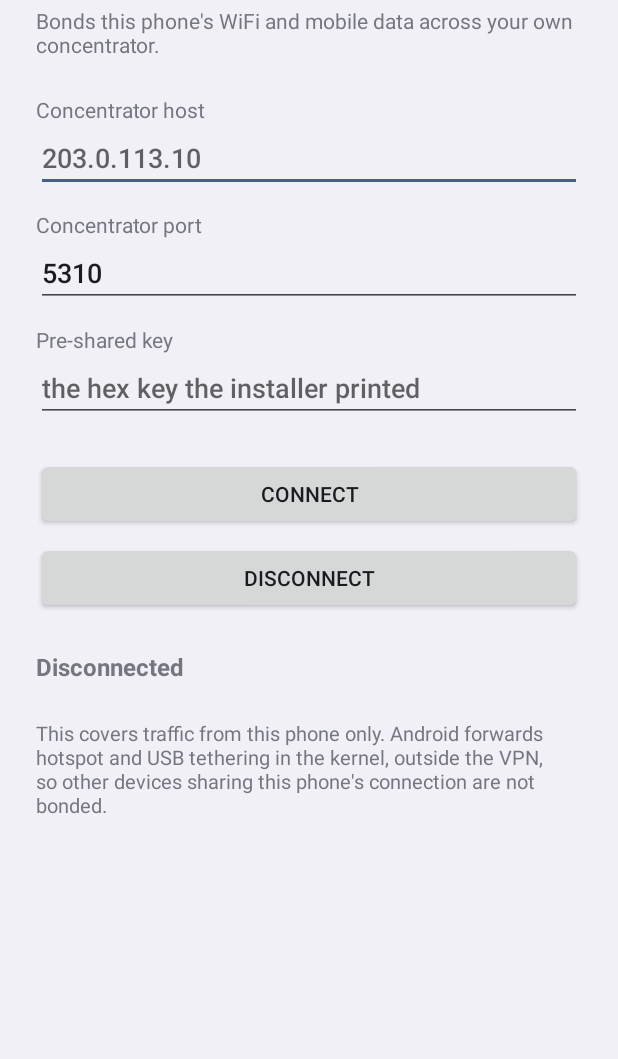
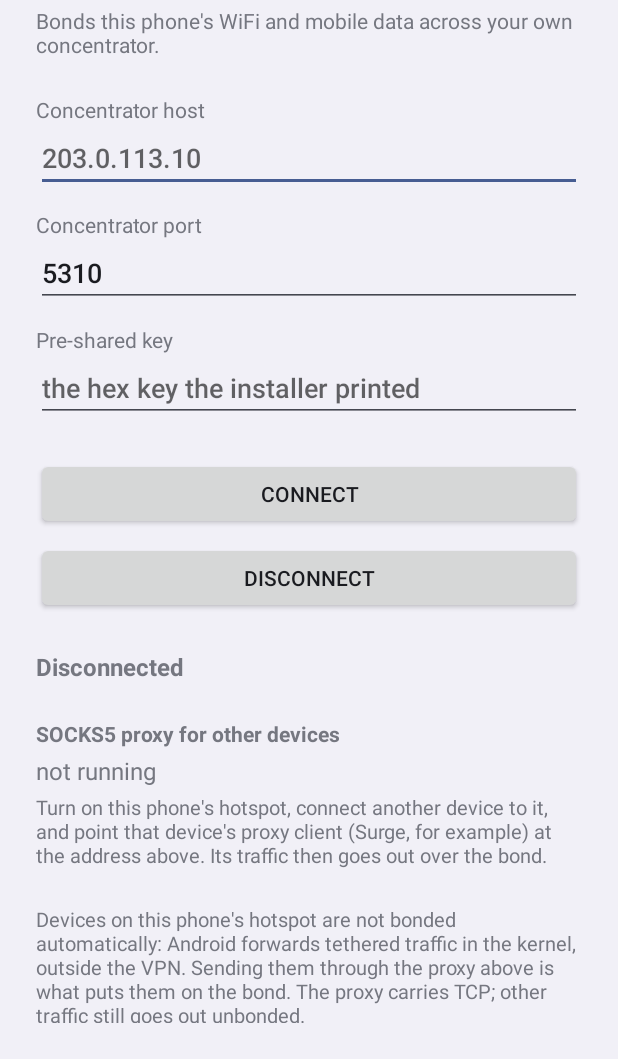
Before and after one commit to aegisdigitalsolutions/turbobond, an Android app: the screen it shows after launch (MainActivity), on a phone screen of 412 x 824 dp, the part 177-1236 px from its top. Run offline under Robolectric (Android 15) with nearby library versions, the phone set to English and light mode, and no system bars.

Commit message:
Serve the proxy from the app and say where to point other devices
Starts the proxy alongside the tunnel and shows its address on screen, since
the phone's hotspot address is the one another device has to use and it is not
the address shown anywhere else in Android.

The proxy's onward sockets are deliberately left unprotected. Protecting them
would send those connections out over a single radio, unbonded, which is the
one outcome that would make the proxy pointless while still appearing to work.

Documents the Surge profile for iOS and iPadOS, and states that the proxy
carries TCP only.

Co-authored-by: aegisdigitalsolutions <aegisdigitalsolutions@users.noreply.github.com>

```diff
--- a/android/app/src/main/kotlin/com/aegisdigital/turbobond/MainActivity.kt
+++ b/android/app/src/main/kotlin/com/aegisdigital/turbobond/MainActivity.kt
@@ -23,11 +23,17 @@ class MainActivity : Activity() {
     private lateinit var port: EditText
     private lateinit var psk: EditText
     private lateinit var status: TextView
+    private lateinit var proxy: TextView
 
     private val statusReceiver = object : BroadcastReceiver() {
         override fun onReceive(context: Context?, intent: Intent?) {
             status.text = intent?.getStringExtra(Status.EXTRA) ?: Status.latest
+            showProxy()
         }
+    }
+
+    private fun showProxy() {
+        proxy.text = Status.proxyAddress.ifBlank { "not running" }
     }
 
     override fun onCreate(savedInstanceState: Bundle?) {
@@ -38,12 +44,14 @@ class MainActivity : Activity() {
         port = findViewById(R.id.port)
         psk = findViewById(R.id.psk)
         status = findViewById(R.id.status)
+        proxy = findViewById(R.id.proxy)
 
         val saved = Settings.load(this)
         host.setText(saved.host)
         port.setText(saved.port.toString())
         psk.setText(saved.psk)
         status.text = Status.latest
+        showProxy()
 
         findViewById<Button>(R.id.connect).setOnClickListener { connect() }
         findViewById<Button>(R.id.disconnect).setOnClickListener {
@@ -61,6 +69,7 @@ class MainActivity : Activity() {
             registerReceiver(statusReceiver, filter)
         }
         status.text = Status.latest
+        showProxy()
     }
 
     override fun onPause() {
--- a/android/app/src/main/res/layout/activity_main.xml
+++ b/android/app/src/main/res/layout/activity_main.xml
@@ -91,6 +91,28 @@
             android:layout_width="match_parent"
             android:layout_height="wrap_content"
             android:layout_marginTop="24dp"
+            android:text="@string/proxy_heading"
+            android:textStyle="bold" />
+
+        <TextView
+            android:id="@+id/proxy"
+            android:layout_width="match_parent"
+            android:layout_height="wrap_content"
+            android:layout_marginTop="4dp"
+            android:textIsSelectable="true"
+            android:textSize="16sp" />
+
+        <TextView
+            android:layout_width="match_parent"
+            android:layout_height="wrap_content"
+            android:layout_marginTop="4dp"
+            android:text="@string/proxy_note"
+            android:textSize="13sp" />
+
+        <TextView
+            android:layout_width="match_parent"
+            android:layout_height="wrap_content"
+            android:layout_marginTop="24dp"
             android:text="@string/tethering_note"
             android:textSize="13sp" />
     </LinearLayout>
--- a/android/app/src/main/res/values/strings.xml
+++ b/android/app/src/main/res/values/strings.xml
@@ -10,5 +10,7 @@
     <string name="hint_psk">the hex key the installer printed</string>
     <string name="connect">Connect</string>
     <string name="disconnect">Disconnect</string>
-    <string name="tethering_note">This covers traffic from this phone only. Android forwards hotspot and USB tethering in the kernel, outside the VPN, so other devices sharing this phone\'s connection are not bonded.</string>
+    <string name="proxy_heading">SOCKS5 proxy for other devices</string>
+    <string name="proxy_note">Turn on this phone\'s hotspot, connect another device to it, and point that device\'s proxy client (Surge, for example) at the address above. Its traffic then goes out over the bond.</string>
+    <string name="tethering_note">Devices on this phone\'s hotspot are not bonded automatically: Android forwards tethered traffic in the kernel, outside the VPN. Sending them through the proxy above is what puts them on the bond. The proxy carries TCP; other traffic still goes out unbonded.</string>
 </resources>
```
Also changed, not shown: android/app/src/main/kotlin/com/aegisdigital/turbobond/BondVpnService.kt (+27 -0 lines), android/app/src/main/kotlin/com/aegisdigital/turbobond/Settings.kt (+47 -0 lines), 1 other file.
